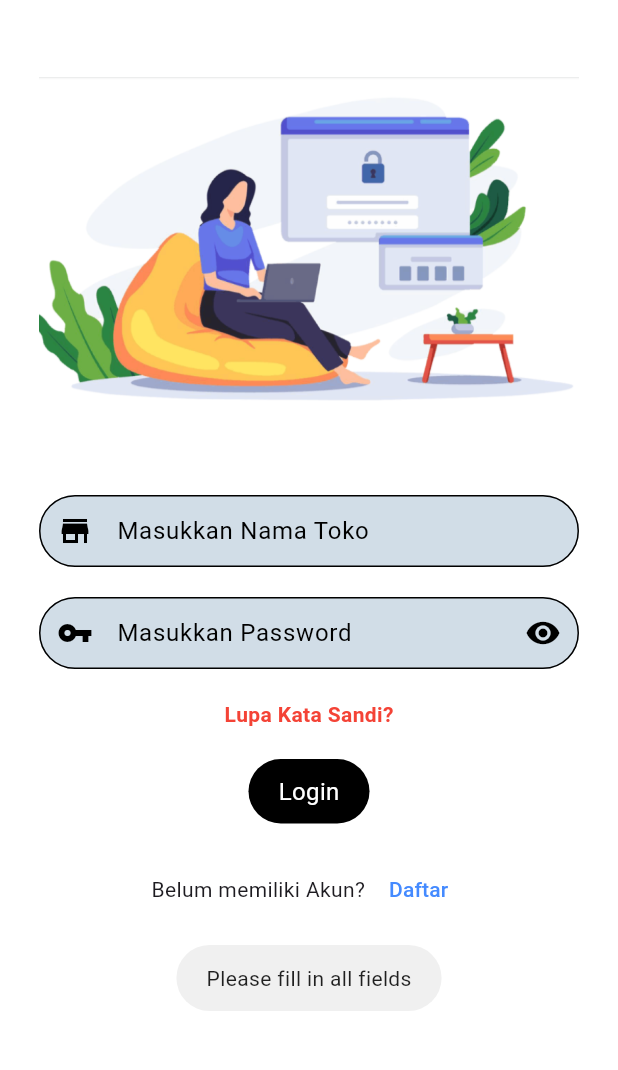
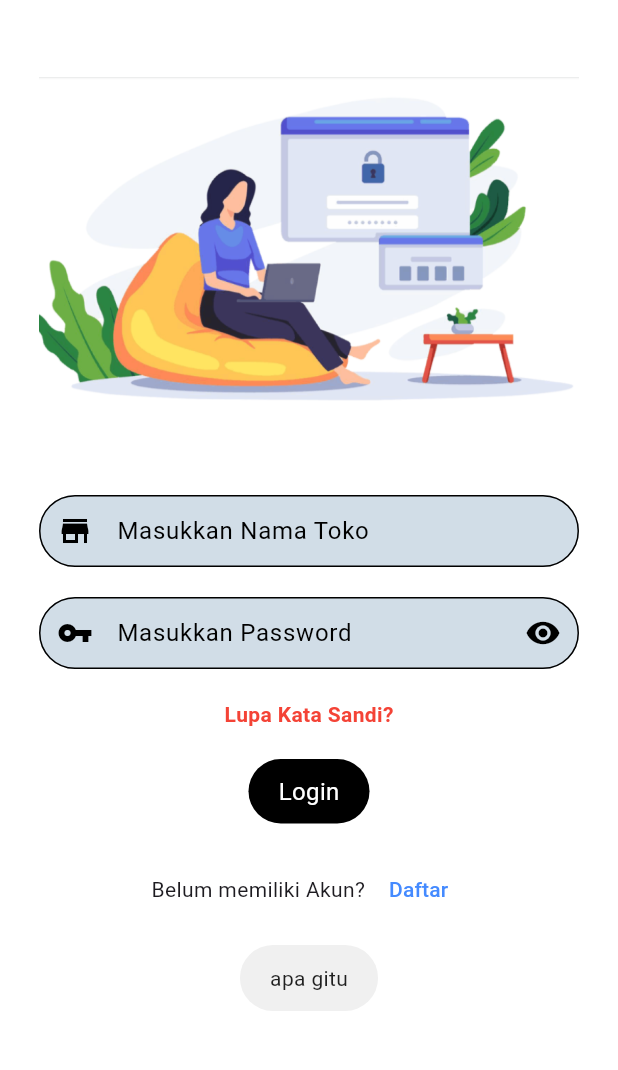
Before and after one commit to Posify-ULBI/proyek2_posify, a Flutter app: the screen it shows after launch, after a tap on "Login", on a phone screen of 412 x 824 dp, the part 129-1199 px from its top. Run offline on Flutter 3.47's test engine with Material 3 defaults, Android fonts, the light colour scheme and no system bars; our stand-ins replace fluttertoast, get.

```diff
--- a/lib/login.dart
+++ b/lib/login.dart
@@ -20,7 +20,7 @@ class _LoginScreenState extends State<LoginScreen> {
 
   Future<void> _login() async {
     if (_namaToko.text.isEmpty || _passwordToko.text.isEmpty) {
-      Fluttertoast.showToast(msg: "Please fill in all fields");
+      Fluttertoast.showToast(msg: "apa gitu");
       return;
     }
 
```
Also changed, not shown: lib/main.dart (+0 -10 lines).
